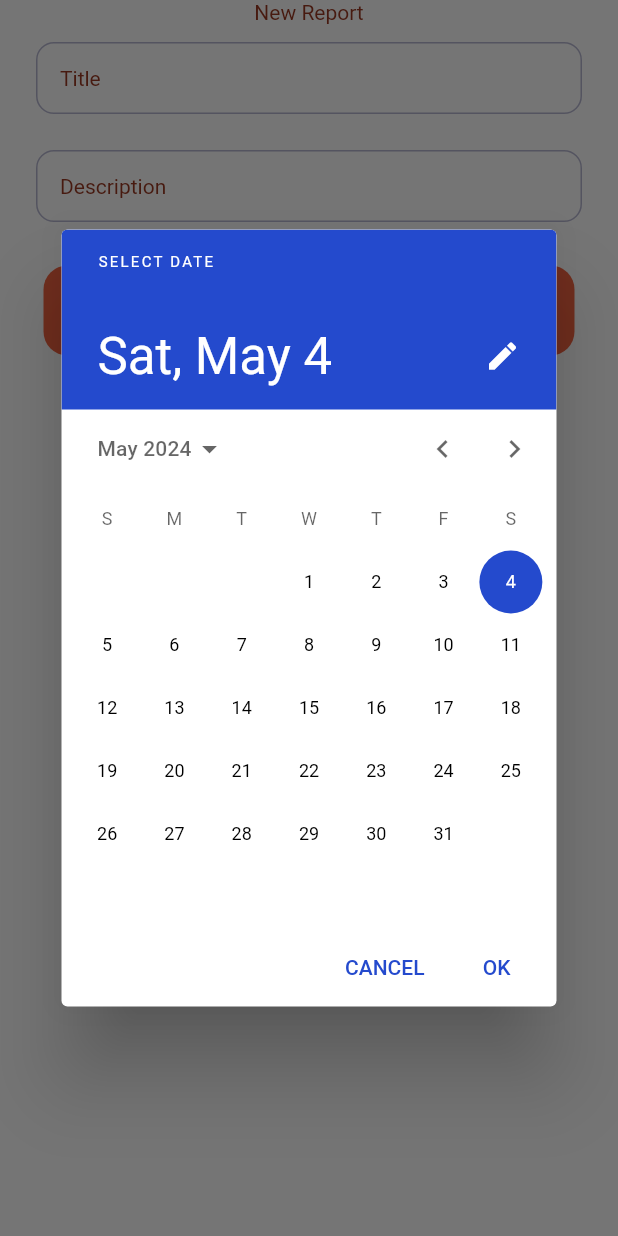
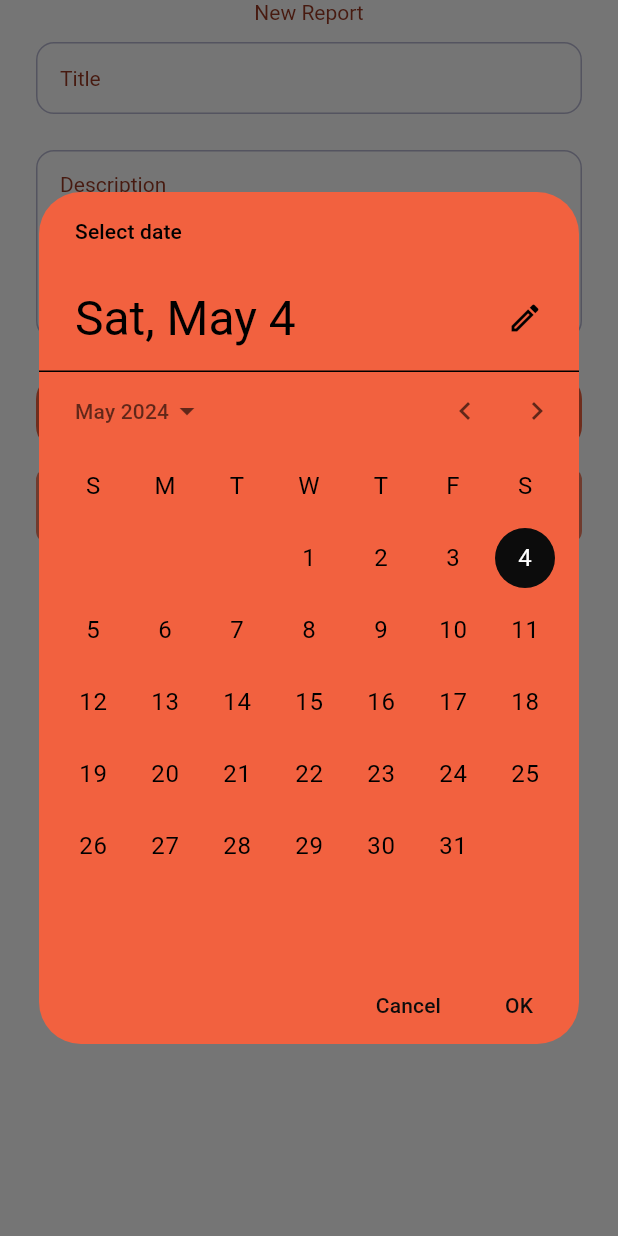
Before and after one commit to rabukhader/Emergency-Call, a Flutter app: the AddNewReport widget shown alone on an empty page, opened directly, after a tap on "Date", on a phone screen of 412 x 824 dp. Run offline on Flutter 3.47's test engine with Material 3 defaults, Android fonts, the light colour scheme and no system bars; our stand-ins replace animate_do, another_flushbar, cloud_firestore, dots_indicator, firebase_auth, firebase_core and 9 more; accounts and stored records are empty; Roboto replaces fonts that are missing (Poppins).

Commit message:
add-new-report

```diff
--- /dev/null
+++ b/lib/model/report.dart
@@ -0,0 +1,21 @@
+import 'package:emergancy_call/utils/formatter.dart';
+
+class Report {
+  final String title;
+  final String description;
+  final DateTime date;
+
+  Report({required this.title,required this.description,required this.date});
+
+   Map<String, dynamic> toJson() => {
+    "title" : title,
+    "description" :description,
+    "date" : date
+  };
+
+    factory Report.fromJson(Map<String,dynamic> json) => Report(
+    title: json['title'],
+    description: json['description'],
+    date: Formatter.convertTimestampToDateTime(json['date'])
+  );
+}
--- /dev/null
+++ b/lib/model/user.dart
@@ -0,0 +1,23 @@
+class User {
+  User({
+    required this.id,
+    required this.email,
+    required this.password
+  });
+
+  final String id;
+  final String email;
+  final String password;
+
+  factory User.fromJson(Map<String,dynamic> json) => User(
+    id: json['id'],
+    email: json['email'],
+    password: json['password']
+  );
+
+  Map<String, dynamic> toJson() => {
+    "id" : id,
+    "email" :email,
+    "password" : password
+  };
+}
--- /dev/null
+++ b/lib/services/auth_store.dart
@@ -0,0 +1,25 @@
+import 'dart:convert';
+
+import 'package:emergancy_call/model/user.dart';
+import 'package:shared_preferences/shared_preferences.dart';
+
+class AuthStore {
+  AuthStore();
+
+  static const String userKey = "USER";
+
+  Future saveUser(User user) async {
+    SharedPreferences pref = await SharedPreferences.getInstance();
+    await pref.setString(userKey , jsonEncode(user.toJson()));
+  }
+
+  Future<User?> getUser() async {
+    SharedPreferences pref = await SharedPreferences.getInstance();
+    String? userString = pref.getString(userKey);
+
+    if(userString != null && userString.isNotEmpty){
+      return User.fromJson(jsonDecode(userString));
+    }
+    return null;
+  }
+}
--- a/lib/ui/home/reports_page/screens/add_new_report/add_new_report.dart
+++ b/lib/ui/home/reports_page/screens/add_new_report/add_new_report.dart
@@ -1,61 +1,134 @@
+import 'package:emergancy_call/model/report.dart';
+import 'package:emergancy_call/services/auth_store.dart';
+import 'package:emergancy_call/ui/home/reports_page/screens/add_new_report/add_new_report_provider.dart';
+import 'package:emergancy_call/utils/buttons.dart';
 import 'package:emergancy_call/utils/colors.dart';
 import 'package:emergancy_call/utils/date_picker.dart';
 import 'package:flutter/material.dart';
+import 'package:flutter/widgets.dart';
+import 'package:get_it/get_it.dart';
+import 'package:provider/provider.dart';
 
-class AddNewReport extends StatelessWidget {
+class AddNewReport extends StatefulWidget {
   const AddNewReport({super.key});
 
   @override
+  State<AddNewReport> createState() => _AddNewReportState();
+}
+
+class _AddNewReportState extends State<AddNewReport> {
+  final TextEditingController _title = TextEditingController();
+  final TextEditingController _description = TextEditingController();
+  final GlobalKey<FormState> _formState = GlobalKey<FormState>();
+  DateTime? selectedDate = DateTime.now();
+  @override
   Widget build(BuildContext context) {
+    return ChangeNotifierProvider(
+        create: (_) => AddNewReportProvider(authStore: GetIt.I<AuthStore>()),
+        builder: (context, snapshot) {
+          AddNewReportProvider model = context.watch();
           return SingleChildScrollView(
-      child: Form(
+            child: Column(
+              children: [
+                Form(
+                  key: _formState,
                   child: Column(
                     children: [
                       const Center(
-              child: Text("New Report", style : TextStyle(color: kPrimaryDarkerColor)),
+                        child: Text("New Report",
+                            style: TextStyle(color: kPrimaryDarkerColor)),
                       ),
                       Container(
-                margin: const EdgeInsets.symmetric(vertical: 6, horizontal: 12),
-                padding: const EdgeInsets.symmetric(vertical: 6, horizontal: 12),
+                          margin: const EdgeInsets.symmetric(
+                              vertical: 6, horizontal: 12),
+                          padding: const EdgeInsets.symmetric(
+                              vertical: 6, horizontal: 12),
                           child: TextFormField(
+                            onChanged: (value) {
+                              setState(() {
+                                _formState.currentState!.validate();
+                                _validateInput();
+                              });
+                            },
+                            controller: _title,
                             decoration: const InputDecoration(
                                 border: InputBorder.none,
                                 hintText: "Title",
-                      hintStyle: TextStyle(color: kPrimaryDarkerColor)),
+                                hintStyle:
+                                    TextStyle(color: kPrimaryDarkerColor)),
                           )),
                       Container(
-                margin: const EdgeInsets.symmetric(vertical: 6, horizontal: 12),
-                padding: const EdgeInsets.symmetric(vertical: 6, horizontal: 12),
+                          margin: const EdgeInsets.symmetric(
+                              vertical: 6, horizontal: 12),
+                          padding: const EdgeInsets.symmetric(
+                              vertical: 6, horizontal: 12),
                           child: TextFormField(
+                            maxLines: 6,
+                            onChanged: (value) {
+                              setState(() {
+                                _formState.currentState!.validate();
+                                _validateInput();
+                              });
+                            },
+                            controller: _description,
                             decoration: const InputDecoration(
                                 border: InputBorder.none,
                                 hintText: "Description",
-                      hintStyle: TextStyle(color: kPrimaryDarkerColor)),
+                                hintStyle:
+                                    TextStyle(color: kPrimaryDarkerColor)),
                           )),
                       Container(
-                margin: const EdgeInsets.symmetric(vertical: 6, horizontal: 12),
-                padding: const EdgeInsets.symmetric(vertical: 6, horizontal: 12),
+                        margin: const EdgeInsets.symmetric(
+                            vertical: 6, horizontal: 12),
+                        padding: const EdgeInsets.symmetric(
+                            vertical: 6, horizontal: 12),
                         child: GestureDetector(
-                              onTap: () {
-                                showDate(context);
+                          onTap: () async {
+                            selectedDate = await model.showDate(context);
+                            setState(() {});
                           },
                           child: DatePicker(
-                                date: DateTime.now(),
+                            date: selectedDate ?? DateTime.now(),
                           ),
-                            ),),
-
+                        ),
+                      ),
                     ],
                   ),
                 ),
+                Container(
+                  margin: const EdgeInsets.symmetric(horizontal: 24),
+                  child: Row(
+                    children: [
+                      Expanded(
+                        child: QPrimaryButton(
+                          label: "Add",
+                          enabled: _validateInput(),
+                          onPressed: () {
+                            model.addNewReport(Report(
+                                title: _title.text,
+                                description: _description.text,
+                                date: selectedDate ?? DateTime.now()));
+                              clear();
+                              setState((){});
+                          },
+                          isLoading: model.isAdding,
+                        ),
+                      ),
+                    ],
+                  ),
+                )
+              ],
+            ),
           );
+        });
   }
 
-    Future<void> showDate(BuildContext context) async {
-    final DateTime? selectedDate = await showDatePicker(
-      context: context,
-      initialDate: DateTime.now(),
-      firstDate: DateTime(1900),
-      lastDate: DateTime(2101),
-    );
+  _validateInput() {
+    return (_title.text.isNotEmpty && _description.text.isNotEmpty);
+  }
+  clear(){
+    _title.text = "";
+    _description.text = "";
+    selectedDate = DateTime.now();
   }
 }
--- /dev/null
+++ b/lib/ui/home/reports_page/screens/add_new_report/add_new_report_provider.dart
@@ -0,0 +1,67 @@
+import 'package:emergancy_call/model/report.dart';
+import 'package:emergancy_call/provider/base.dart';
+import 'package:emergancy_call/services/auth_store.dart';
+import 'package:emergancy_call/model/user.dart';
+import 'package:cloud_firestore/cloud_firestore.dart';
+import 'package:emergancy_call/utils/colors.dart';
+import 'package:flutter/material.dart';
+
+class AddNewReportProvider extends BaseChangeNotifier {
+  final AuthStore authStore;
+
+  bool _isAdding = false;
+
+  bool get isAdding => _isAdding;
+  AddNewReportProvider({required this.authStore}) {
+    init();
+  }
+
+  void init() {}
+
+  Future<void> addNewReport(Report report) async {
+    try {
+      _isAdding = true;
+      notifyListeners();
+      User? user = await authStore.getUser();
+      CollectionReference userReportsRef = FirebaseFirestore.instance
+          .collection('user')
+          .doc(user?.id)
+          .collection('reports');
+
+      await userReportsRef.add(report.toJson());
+    } catch (e) {
+      print(e);
+    } finally {
+      _isAdding = false;
+      notifyListeners();
+    }
+  }
+
+  Future<DateTime?> showDate(BuildContext context) async {
+    final DateTime? selectedDate = await showDatePicker(
+      context: context,
+      initialDate: DateTime.now(),
+      firstDate: DateTime(1900),
+      lastDate: DateTime(2101),
+      builder: (BuildContext context, Widget? child) {
+        return Theme(
+          data: ThemeData(
+            colorScheme: const ColorScheme.light(
+              primary: kBlackedColor,
+            ),
+            textTheme: const TextTheme(
+              bodyMedium: TextStyle(color: kPrimaryDarkerColor), // Number color
+            ),
+          ),
+          child: DatePickerTheme(
+            data: const DatePickerThemeData(
+              backgroundColor: kPrimaryColor,
+            ),
+            child: child!,
+          ),
+        );
+      },
+    );
+    return selectedDate;
+  }
+}
--- a/lib/ui/login-signup/login_signup.dart
+++ b/lib/ui/login-signup/login_signup.dart
@@ -1,5 +1,6 @@
 // ignore_for_file: use_build_context_synchronously
 
+import 'package:emergancy_call/services/auth_store.dart';
 import 'package:emergancy_call/ui/home/home_page.dart';
 import 'package:emergancy_call/ui/login-signup/login_signup_provider.dart';
 import 'package:emergancy_call/utils/buttons.dart';
@@ -10,6 +11,7 @@ import 'package:emergancy_call/utils/validators.dart';
 import 'package:flutter/material.dart';
 import 'package:animate_do/animate_do.dart';
 import 'package:flutter_svg/svg.dart';
+import 'package:get_it/get_it.dart';
 import 'package:provider/provider.dart';
 
 class LoginSignUpPage extends StatefulWidget {
@@ -36,7 +38,9 @@ class _LoginSignUpPageState extends State<LoginSignUpPage> {
   @override
   Widget build(BuildContext context) {
     return ChangeNotifierProvider(
-        create: (context) => AuthProvider(),
+        create: (context) => AuthProvider(
+          authStore: GetIt.I<AuthStore>()
+        ),
         builder: (context, snapshot) {
           AuthProvider authProvider = context.watch();
           return Scaffold(
--- a/lib/utils/date_picker.dart
+++ b/lib/utils/date_picker.dart
@@ -1,4 +1,5 @@
 import 'package:emergancy_call/utils/colors.dart';
+import 'package:emergancy_call/utils/formatter.dart';
 import 'package:flutter/material.dart';
 
 class DatePicker extends StatelessWidget {
@@ -9,16 +10,14 @@ class DatePicker extends StatelessWidget {
   Widget build(BuildContext context) {
     return Container(
         width: double.infinity,
-        height: 60,
-        margin: const EdgeInsets.all(5.0),
-        padding: const EdgeInsets.all(8.0),
+        height: 50,
         decoration: BoxDecoration(
           color: kPrimaryColor,
           borderRadius: BorderRadius.circular(16.0),
         ),
         child: Row(
           mainAxisAlignment: MainAxisAlignment.spaceAround,
-          children: [const Text("Date"), Text(date.toString())],
+          children: [const Text("Date"), Text(Formatter.formatDateTimeToString(date))],
         ));
   }
 }
--- /dev/null
+++ b/lib/utils/formatter.dart
@@ -0,0 +1,32 @@
+import 'package:cloud_firestore/cloud_firestore.dart';
+import 'package:intl/intl.dart';
+
+class Formatter {
+  static String formatDateTimeToString(DateTime dateTime) {
+    // Using DateFormat class to format DateTime object with custom pattern
+    DateFormat formatter = DateFormat('yyyy-MM-dd');
+    return formatter.format(dateTime);
+  }
+
+  static String timestampToString(int timestamp) {
+    // Convert timestamp (milliseconds since epoch) to DateTime object
+    DateTime dateTime = DateTime.fromMillisecondsSinceEpoch(timestamp);
+
+    // Using DateFormat class to format DateTime object as string
+    DateFormat formatter = DateFormat('yy-MM-dd HH:mm:ss');
+    return formatter.format(dateTime);
+  }
+
+  static String parseTimestampToString(Timestamp timestamp) {
+    // Convert Timestamp to DateTime object
+    DateTime dateTime = timestamp.toDate();
+
+    // Using DateFormat class to format DateTime object as string
+    DateFormat formatter = DateFormat('yy-MM-dd HH:mm:ss');
+    return formatter.format(dateTime);
+  }
+
+  static DateTime convertTimestampToDateTime(Timestamp timestamp) {
+    return timestamp.toDate();
+  }
+}
--- a/pubspec.yaml
+++ b/pubspec.yaml
@@ -27,6 +27,8 @@ dependencies:
   firebase_core: ^2.30.1
   firebase_auth: ^4.19.4
   url_launcher: ^6.2.6
+  cloud_firestore: ^4.17.2
+  loading_animation_widget: ^1.2.1
 
 dev_dependencies:
   flutter_test:
```
Also changed, not shown: lib/main.dart (+7 -0 lines), lib/ui/home/reports_page/screens/prev_reports/prev_reports.dart (+26 -9 lines), lib/ui/home/reports_page/screens/prev_reports/prev_reports_provider.dart (added, +55 -0 lines), lib/ui/login-signup/login_signup_provider.dart (+12 -8 lines), lib/ui/splash_screen/splash_screen.dart (+6 -4 lines), lib/utils/loader.dart (added, +15 -0 lines), pubspec.lock, 4 other files. Lines whose indentation alone changed are shown as unchanged.
